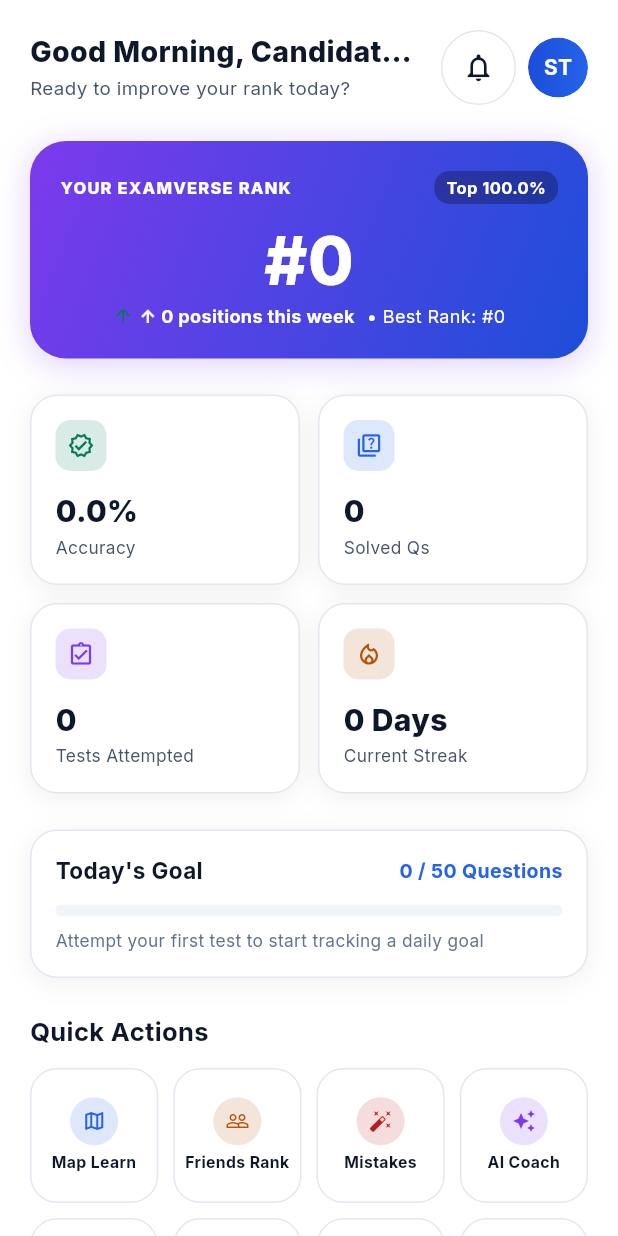
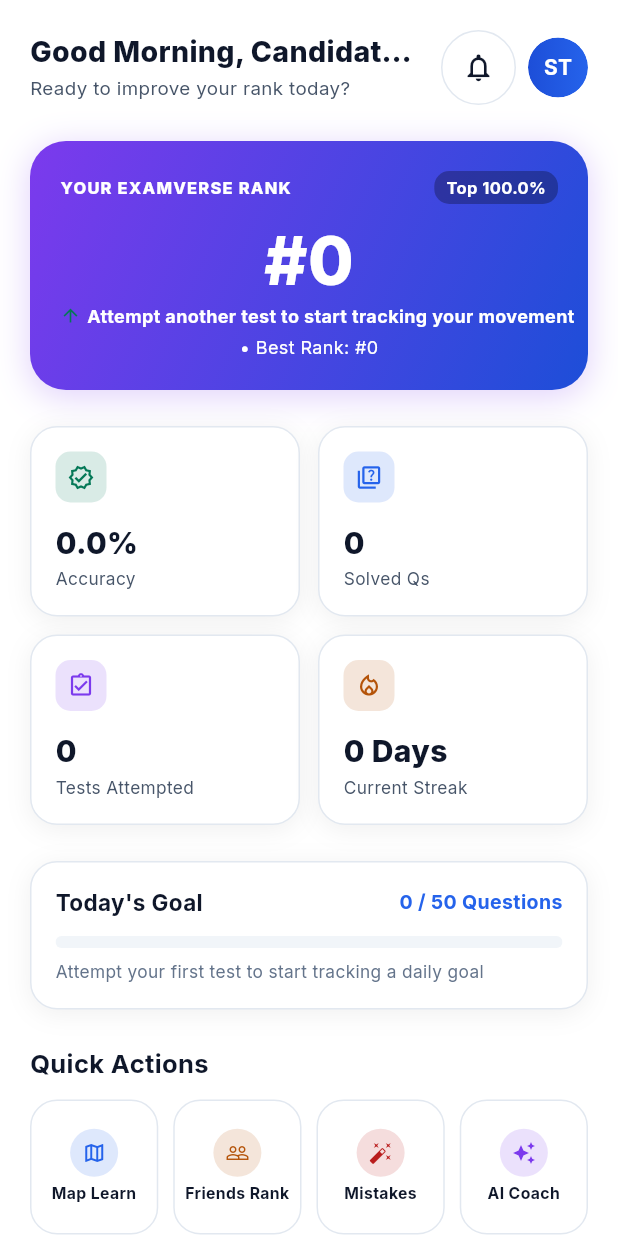
Before and after one commit to akhtarhussain786/EMAMVERS, a Flutter app: the HomeView screen opened directly with empty values, on a phone screen of 412 x 824 dp. Run offline on Flutter 3.47's test engine with Material 3 defaults, Android fonts, the phone set to English and light mode, and no system bars; our stand-ins replace file_picker, flutter_animate, google_fonts, shared_preferences, shimmer; accounts and stored records are empty; network calls fail.

Commit message:
fix(app): honour the server's option order, support typed answers, drop invented defaults
The test player rendered a hardcoded ['A','B','C','D'] and looked each
option up by key, so the per-attempt option shuffle the server stores and
returns never reached the candidate — every student saw the same order —
and a paper with five options silently lost the fifth. Options are now
read in the order the payload supplies, which also collapses the
bilingual rows to one tile per key.

Nothing in the player looked at question_type, so a typed-answer
question (TITA/numerical) would have rendered four blank option tiles
with no way to respond, and _payloadFor never sent numerical_answer, so
such a response could not have reached the server either. Those
questions get a numeric field whose value is carried to the server and
survives navigation between questions.

RankCard defaulted to percentile 96.8, bestRank 89 and "↑ 18 positions
this week" — figures that would be shown as fact if a caller ever omitted
them. They are required arguments now. Both callers printed "↑ N
positions this week" unconditionally, which read as "↑ -3 positions" for
a candidate who had slipped, claimed a weekly comparison that was not
being made, and reported movement against a previous rank of zero; a
single label on the model handles direction, singular/plural and the
no-earlier-test case.

The leaderboard row displayed accuracy while the board is ordered on
share of the paper scored, so the number shown did not explain the
order — accuracy ignores unattempted questions and negative marking.
Rows lead with the figure the ranking uses, show the marks behind it,
and keep accuracy on the secondary line.

Tests cover the ordering contract that was broken (shuffled order
preserved, bilingual rows collapsed, a fifth option kept, typed-answer
questions offering no option keys) and the rank label (a drop reads as a
drop, no fabricated weekly claim, singular for one place).

Co-Authored-By: Claude Opus 5 (1M context) <noreply@anthropic.com>

```diff
--- a/student_app/lib/models/ranking_model.dart
+++ b/student_app/lib/models/ranking_model.dart
@@ -31,6 +31,24 @@ class UserRanking {
 
   int get rankImprovement => previousRank - currentRank;
   bool get isRankImproved => rankImprovement > 0;
+
+  /// Describes the candidate's movement against their previous ranked test.
+  /// previousRank is 0 until there is an earlier test to compare with, and a
+  /// drop reads as a drop rather than as an improvement of a negative number.
+  String get rankMovementLabel {
+    if (previousRank <= 0 || currentRank <= 0) {
+      return 'Attempt another test to start tracking your movement';
+    }
+    final moved = rankImprovement;
+    if (moved > 0) {
+      return '\u2191 $moved ${moved == 1 ? 'place' : 'places'} since your last test';
+    }
+    if (moved < 0) {
+      final dropped = -moved;
+      return '\u2193 $dropped ${dropped == 1 ? 'place' : 'places'} since your last test';
+    }
+    return 'Holding steady since your last test';
+  }
 
   int get questionsXp => correctAnswers * 4;
   int get accuracyXp => (accuracy * 3.5).round();
--- a/student_app/lib/views/home/home_view.dart
+++ b/student_app/lib/views/home/home_view.dart
@@ -195,7 +195,7 @@ class _HomeViewState extends State<HomeView> {
               RankCard(
                 rank: userRanking.currentRank,
                 percentile: userRanking.percentile,
-                rankImprovementText: '↑ ${userRanking.rankImprovement} positions this week',
+                rankImprovementText: userRanking.rankMovementLabel,
                 bestRank: userRanking.bestRank,
               ),
               const SizedBox(height: AppConstants.space24),
--- a/student_app/lib/views/profile/passport_view.dart
+++ b/student_app/lib/views/profile/passport_view.dart
@@ -236,9 +236,7 @@ class _PassportViewState extends State<PassportView> {
               RankCard(
                 rank: userRanking.currentRank,
                 percentile: userRanking.percentile,
-                rankImprovementText: userRanking.previousRank > 0
-                    ? '↑ ${userRanking.rankImprovement} positions this week'
-                    : 'Attempt a test to start tracking your rank',
+                rankImprovementText: userRanking.rankMovementLabel,
                 bestRank: userRanking.bestRank,
               ),
               const SizedBox(height: AppConstants.space24),
--- a/student_app/lib/widgets/design_system_widgets.dart
+++ b/student_app/lib/widgets/design_system_widgets.dart
@@ -318,9 +318,9 @@ class RankCard extends StatelessWidget {
   const RankCard({
     super.key,
     required this.rank,
-    this.percentile = 96.8,
-    this.rankImprovementText = '↑ 18 positions this week',
-    this.bestRank = 89,
+    required this.percentile,
+    required this.rankImprovementText,
+    required this.bestRank,
     this.onTapViewDetails,
   });
 
```
Also changed, not shown: student_app/lib/models/exam_models.dart (+23 -0 lines), student_app/lib/views/leaderboard/leaderboard_view.dart (+25 -3 lines), student_app/lib/views/test_engine/test_player_view.dart (+80 -5 lines), 2 other files.
